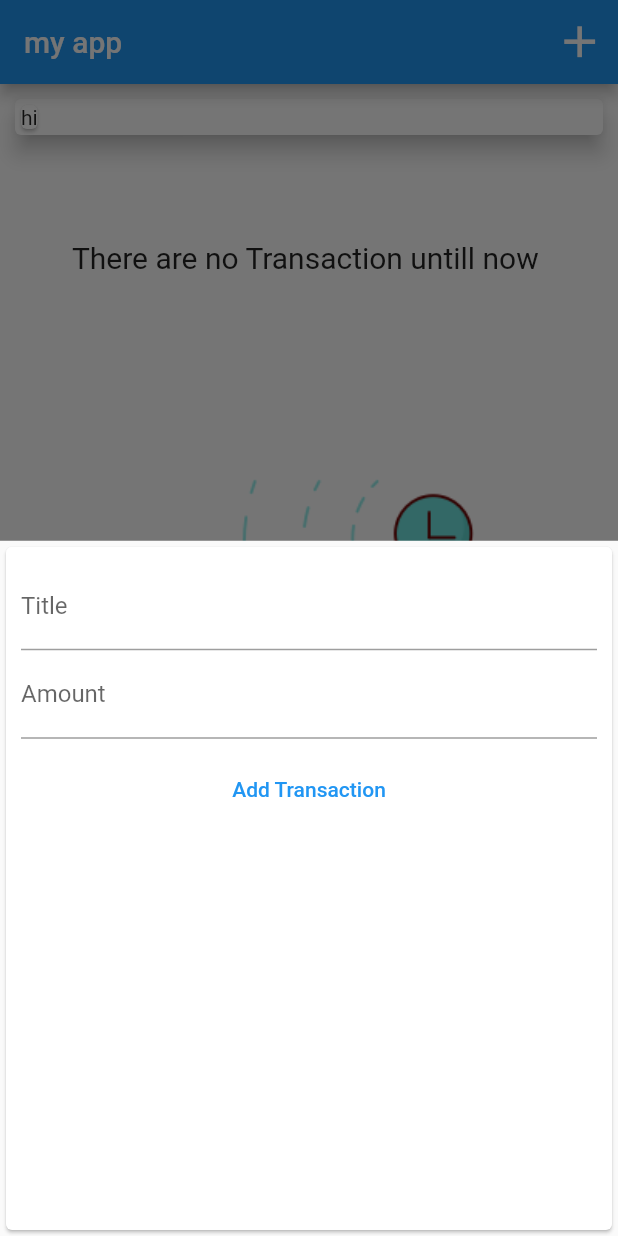
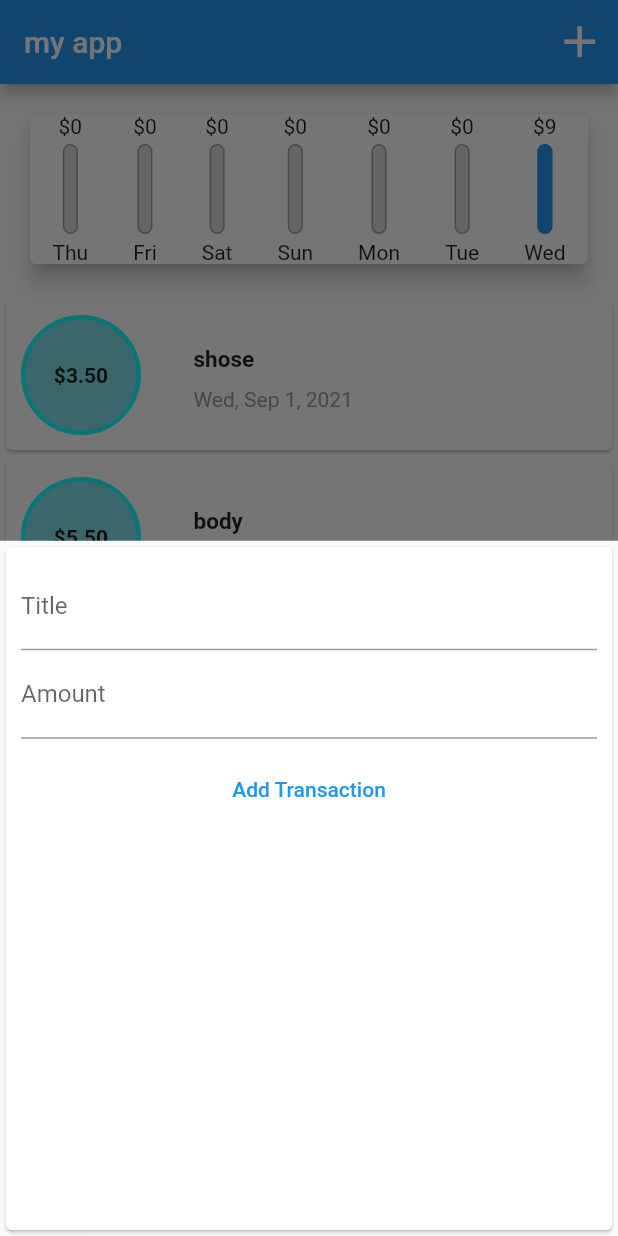
Before and after one commit to Musab-Al-omari/app-PersonalExpenses-Flutter, a Flutter app: the screen it shows after launch, after a tap on the "add" icon, on a phone screen of 412 x 824 dp. Run offline on Flutter 3.47's test engine with Material 2 defaults, Android fonts, the phone set to English and light mode, and no system bars.

Commit message:
fix the list scroll and finshed the chart logic

```diff
--- a/lib/main.dart
+++ b/lib/main.dart
@@ -26,18 +26,18 @@ class MyHomePage extends StatefulWidget {
 
 class _MyHomePageState extends State<MyHomePage> {
   final List<Transaction> _userTransaction = [
-    // Transaction(
-    //   id: 't1',
-    //   title: 'shose',
-    //   amount: 3.5,
-    //   date: DateTime.now(),
-    // ),
-    // Transaction(
-    //   id: 't2',
-    //   title: 'body',
-    //   amount: 5.5,
-    //   date: DateTime.now(),
-    // )
+    Transaction(
+      id: 't1',
+      title: 'shose',
+      amount: 3.5,
+      date: DateTime.now(),
+    ),
+    Transaction(
+      id: 't2',
+      title: 'body',
+      amount: 5.5,
+      date: DateTime.now(),
+    )
   ];
 
   List<Transaction> get _resentTransaction {
--- a/lib/widget/Chart.dart
+++ b/lib/widget/Chart.dart
@@ -1,17 +1,16 @@
 import 'package:flutter/material.dart';
 import 'package:personal_expenses/models/transaction.dart';
 import 'package:intl/intl.dart';
+import 'package:personal_expenses/widget/Chart_bar.dart';
 
 class Chart extends StatelessWidget {
   final List<Transaction> resentTransaction;
   Chart(this.resentTransaction);
 
-  List<Map<String, Object>> get hello {
+  List<Map<String, Object>> get chartData {
     return List.generate(7, (index) {
       final weekDay = DateTime.now().subtract(Duration(days: index));
-      print(' week day  $weekDay');
       double totalSum = 0;
-
       for (var i = 0; i < resentTransaction.length; i++) {
         if (resentTransaction[i].date.day == weekDay.day &&
             resentTransaction[i].date.month == weekDay.month &&
@@ -19,24 +18,36 @@ class Chart extends StatelessWidget {
           totalSum = totalSum + resentTransaction[i].amount;
         }
       }
-      print(' day  ${DateFormat.E().format(weekDay)} , $totalSum');
-      print(' day ----- $weekDay , $totalSum');
+      // print(' day  ${DateFormat.E().format(weekDay)} , $totalSum');
+      // print(' day ----- $weekDay , $totalSum');
       return {'day': DateFormat.E().format(weekDay), 'amount': totalSum};
+    }).reversed.toList();
+  }
+
+  double get maxSpending {
+    return chartData.fold(0.0, (sum, value) {
+      return sum + (value['amount'] as double);
     });
   }
 
-  // print( hello);
   @override
   Widget build(BuildContext context) {
-    print(hello);
+    print(chartData[0]['day']);
+    print(chartData[0]['amount']);
     return Card(
       elevation: 6,
-      margin: EdgeInsets.all(10),
+      margin: EdgeInsets.all(20),
       child: Row(
+        mainAxisAlignment: MainAxisAlignment.spaceAround,
         children: [
-          Card(
-            child: Text('hi'),
-          )
+          ...chartData.map((data) {
+            return ChartBar(
+                (data['day'] as String),
+                (data['amount'] as double),
+                maxSpending == 0.0
+                    ? 0.0
+                    : (data['amount'] as double) / maxSpending);
+          }).toList()
         ],
       ),
     );
--- /dev/null
+++ b/lib/widget/Chart_bar.dart
@@ -0,0 +1,50 @@
+import 'package:flutter/material.dart';
+
+class ChartBar extends StatelessWidget {
+  final String lable;
+  final double spendingAmount;
+  final double spendingPct;
+
+  ChartBar(this.lable, this.spendingAmount, this.spendingPct);
+
+  @override
+  Widget build(BuildContext context) {
+    print('aaaaaaaaaaaa$spendingPct');
+    return Container(
+      child: Column(
+        children: [
+          FittedBox(child: Text('\$${spendingAmount.toStringAsFixed(0)}')),
+          SizedBox(
+            height: 4,
+          ),
+          Container(
+            height: 60,
+            width: 10,
+            child: Stack(
+              children: [
+                Container(
+                  decoration: BoxDecoration(
+                      border: Border.all(color: Colors.grey, width: 1.0),
+                      color: Color.fromRGBO(220, 220, 220, 1),
+                      borderRadius: BorderRadius.circular(20)),
+                ),
+                FractionallySizedBox(
+                  heightFactor: spendingPct,
+                  child: Container(
+                    decoration: BoxDecoration(
+                        color: Colors.blue,
+                        borderRadius: BorderRadius.circular(10)),
+                  ),
+                )
+              ],
+            ),
+          ),
+          SizedBox(
+            height: 4,
+          ),
+          Text(lable),
+        ],
+      ),
+    );
+  }
+}
--- a/lib/widget/TransactionList.dart
+++ b/lib/widget/TransactionList.dart
@@ -9,8 +9,7 @@ class TransactionList extends StatelessWidget {
   @override
   Widget build(BuildContext context) {
     return Container(
-      height: double.maxFinite,
-      child: SingleChildScrollView(
+      height: 400,
       child: transaction.isEmpty
           ? Column(
               children: [
@@ -33,8 +32,9 @@ class TransactionList extends StatelessWidget {
                 )
               ],
             )
-            : Column(children: [
-                ...transaction.map((value) {
+          : ListView.builder(
+              itemCount: transaction.length,
+              itemBuilder: (cox, inx) {
                 return Card(
                     child: Row(
                   children: [
@@ -42,17 +42,18 @@ class TransactionList extends StatelessWidget {
                       alignment: Alignment.center,
                       child: Container(
                         padding: EdgeInsets.all(5),
+                        child: FittedBox(
                           child: Text(
-                            '\$${value.amount.toStringAsFixed(2)}',
+                            '\$${transaction[inx].amount.toStringAsFixed(2)}',
                             style: TextStyle(fontWeight: FontWeight.bold),
+                          ),
                         ),
                       ),
                       margin: EdgeInsets.all(10),
                       width: 80,
                       height: 80,
                       decoration: BoxDecoration(
-                          border:
-                              Border.all(color: Colors.cyanAccent, width: 3),
+                        border: Border.all(color: Colors.cyanAccent, width: 3),
                         shape: BoxShape.circle,
                         color: Colors.cyan.shade200,
                       ),
@@ -65,13 +66,13 @@ class TransactionList extends StatelessWidget {
                           Container(
                             margin: EdgeInsets.only(bottom: 10, top: 5),
                             child: Text(
-                                value.title,
+                              transaction[inx].title,
                               style: TextStyle(
                                   fontSize: 15, fontWeight: FontWeight.bold),
                             ),
                           ),
                           Text(
-                              DateFormat.yMMMEd().format(value.date),
+                            DateFormat.yMMMEd().format(transaction[inx].date),
                             style: TextStyle(color: Colors.grey),
                           ),
                         ],
@@ -79,9 +80,7 @@ class TransactionList extends StatelessWidget {
                     )
                   ],
                 ));
-                }).toList(),
-              ]),
-      ),
+              }),
     );
   }
 }
```
Also changed, not shown: 1 other file. Lines whose indentation alone changed are shown as unchanged.
